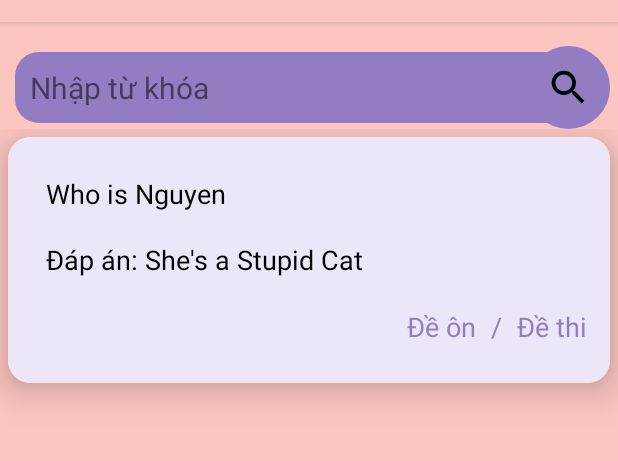
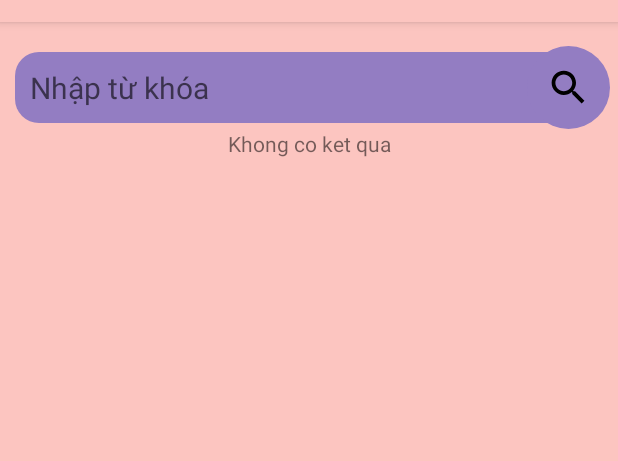
Before and after one commit to binhpt310/DACN-Mobile, an Android app: the screen it shows after launch (search_question), on a phone screen of 412 x 824 dp, the part 62-523 px from its top. Run offline under Robolectric (Android 15) with nearby library versions, the phone set to English and light mode, and no system bars.

Commit message:
Search layout and adapter for load list item

```diff
--- a/app/src/main/AndroidManifest.xml
+++ b/app/src/main/AndroidManifest.xml
@@ -91,7 +91,7 @@
             android:name=".dangnhap.Logo_screen"
             android:exported="true"/>
         <activity
-            android:name=".cauhoi.search_question"
+            android:name=".search.search_question"
             android:exported="true">
             <intent-filter>
                 <action android:name="android.intent.action.MAIN" />
--- a/app/src/main/java/com/example/dacn/RetrofitInterface.java
+++ b/app/src/main/java/com/example/dacn/RetrofitInterface.java
@@ -1,6 +1,4 @@
 package com.example.dacn;
-
-import android.database.Observable;
 
 import com.example.dacn.Bo_de_thi.BoDe;
 import com.example.dacn.cauhoi.CauHoiTracNghiem;
@@ -14,7 +12,6 @@ import java.util.List;
 
 import okhttp3.MultipartBody;
 import okhttp3.RequestBody;
-import okhttp3.ResponseBody;
 import retrofit2.Call;
 import retrofit2.Retrofit;
 import retrofit2.converter.gson.GsonConverterFactory;
@@ -68,5 +65,4 @@ public interface RetrofitInterface {
     @POST("/ques")
     Call<List<NdungCardModel>> getNdung(@Body HashMap<String, String> map);
 
-
 }
--- a/app/src/main/java/com/example/dacn/cauhoi/SearchAdapter.java
+++ b/app/src/main/java/com/example/dacn/search/SearchAdapter.java
@@ -1,4 +1,4 @@
-package com.example.dacn.cauhoi;
+package com.example.dacn.search;
 
 import android.content.Context;
 import android.view.LayoutInflater;
--- a/app/src/main/java/com/example/dacn/cauhoi/search_question.java
+++ b/app/src/main/java/com/example/dacn/search/search_question.java
@@ -1,7 +1,8 @@
-package com.example.dacn.cauhoi;
+package com.example.dacn.search;
 
 import android.os.Bundle;
 import android.view.View;
+import android.widget.ImageView;
 import android.widget.TextView;
 
 import androidx.appcompat.app.AppCompatActivity;
@@ -14,18 +15,34 @@ import java.util.ArrayList;
 
 public class search_question extends AppCompatActivity {
 
+    private ArrayList<CardModelDataSearch> searchModelArrayList = new ArrayList<CardModelDataSearch>();
+    String tenmon, keyword;
+    ImageView btn_search;
+
+
     @Override
     protected void onCreate(Bundle savedInstanceState) {
         super.onCreate(savedInstanceState);
         setContentView(R.layout.activity_searchquestion);
+
+        loadListData();
+
+        btn_search = findViewById(R.id.search_button);
+
+        btn_search.setOnClickListener(new View.OnClickListener() {
+            @Override
+            public void onClick(View view) {
+                // TODO: change list data for call api
+
+                // Load data to search list again
+                loadListData();
+            }
+        });
+    }
+
+    public void loadListData(){
         RecyclerView recyclerView = findViewById(R.id.searchList);
         TextView nullText = findViewById(R.id.search_nulltext);
-
-        ///// Can be modified by call api to get list data
-        ArrayList<CardModelDataSearch> searchModelArrayList = new ArrayList<CardModelDataSearch>();
-        searchModelArrayList.add(new CardModelDataSearch("Who is Nguyen", "She's a Stupid Cat"));
-        ////
-
         // we are initializing our adapter class and passing our arraylist to it.
         SearchAdapter courseAdapter = new SearchAdapter(this, searchModelArrayList);
 
@@ -37,7 +54,7 @@ public class search_question extends AppCompatActivity {
         recyclerView.setLayoutManager(linearLayoutManager);
         recyclerView.setAdapter(courseAdapter);
 
-        if(searchModelArrayList.size() == 0){
+        if(searchModelArrayList.size() == 0) {
             nullText.setVisibility(View.VISIBLE);
             nullText.setText("Khong co ket qua");
             recyclerView.setVisibility(View.GONE);
--- /dev/null
+++ b/app/src/main/res/layout/activity_searchcode.xml
@@ -0,0 +1,5 @@
+<?xml version="1.0" encoding="utf-8"?>
+<androidx.constraintlayout.widget.ConstraintLayout xmlns:android="http://schemas.android.com/apk/res/android"
+    xmlns:tools="http://schemas.android.com/tools"
+    android:layout_width="match_parent"
+    android:layout_height="match_parent"/>
--- a/app/src/main/res/layout/activity_searchquestion.xml
+++ b/app/src/main/res/layout/activity_searchquestion.xml
@@ -6,14 +6,15 @@
     android:layout_height="match_parent"
     android:background="@color/hong"
     android:orientation="vertical"
-    tools:context=".cauhoi.search_question">
+    tools:context=".search.search_question">
 
     <androidx.constraintlayout.widget.ConstraintLayout
         android:layout_width="match_parent"
         android:layout_height="wrap_content">
 
-        <TextView
-            android:id="@+id/textView6"
+        <com.google.android.material.textfield.TextInputEditText
+
+            android:id="@+id/txtsearch_key"
             android:layout_width="match_parent"
             android:layout_height="wrap_content"
             android:layout_marginStart="10dp"
@@ -21,8 +22,9 @@
             android:layout_marginEnd="15dp"
             android:background="@drawable/searchview_backgound"
             android:padding="10dp"
-            android:text="Nhập từ khóa"
+            android:hint="Nhập từ khóa"
             android:textSize="20sp"
+            android:clickable="true"
             app:layout_constraintEnd_toEndOf="parent"
             app:layout_constraintStart_toStartOf="parent"
             app:layout_constraintTop_toTopOf="parent" />
@@ -34,29 +36,39 @@
             android:layout_marginEnd="-10dp"
             android:background="@drawable/hinh_tron2"
             android:gravity="center"
-            app:layout_constraintBottom_toBottomOf="@+id/textView6"
-            app:layout_constraintEnd_toEndOf="@+id/textView6"
-            app:layout_constraintTop_toTopOf="@+id/textView6">
+            app:layout_constraintBottom_toBottomOf="@+id/txtsearch_key"
+            app:layout_constraintEnd_toEndOf="@+id/txtsearch_key"
+            app:layout_constraintTop_toTopOf="@+id/txtsearch_key">
 
             <ImageView
+                android:id="@+id/search_button"
                 android:layout_width="30dp"
                 android:layout_height="30dp"
+                android:clickable="true"
                 android:src="@drawable/ic_baseline_search" />
         </LinearLayout>
     </androidx.constraintlayout.widget.ConstraintLayout>
 
-    <androidx.recyclerview.widget.RecyclerView
-        android:id="@+id/searchList"
+    <androidx.constraintlayout.widget.ConstraintLayout
         android:layout_width="match_parent"
-        android:layout_height="match_parent" />
+        android:layout_height="match_parent">
 
-    <TextView
-        android:id="@+id/search_nulltext"
-        android:layout_width="match_parent"
-        android:layout_height="wrap_content"
-        android:gravity="center"
-        android:layout_marginTop="20dp"
-        android:visibility="gone">
+        <TextView
+            android:id="@+id/search_nulltext"
+            android:layout_width="match_parent"
+            android:layout_height="wrap_content"
+            android:gravity="center"
+            android:visibility="gone"
+            app:layout_constraintStart_toStartOf="parent"
+            app:layout_constraintTop_toTopOf="parent"
+            app:layout_constraintEnd_toEndOf="parent"></TextView>
 
-    </TextView>
+        <androidx.recyclerview.widget.RecyclerView
+            android:id="@+id/searchList"
+            android:layout_width="match_parent"
+            android:layout_height="603dp"
+            app:layout_constraintBottom_toBottomOf="parent"
+            app:layout_constraintTop_toTopOf="parent"
+            tools:layout_editor_absoluteX="0dp" />
+    </androidx.constraintlayout.widget.ConstraintLayout>
 </LinearLayout>
--- a/app/src/main/res/layout/cardview_datasearch.xml
+++ b/app/src/main/res/layout/cardview_datasearch.xml
@@ -9,10 +9,10 @@
 
     <LinearLayout
         android:layout_width="match_parent"
-        android:layout_height="wrap_content"
+        android:layout_height="match_parent"
+        android:background="@color/timmongmo"
         android:gravity="center_vertical"
         android:orientation="vertical"
-        android:background="@color/timmongmo"
         android:padding="15dp">
 
         <TextView
@@ -40,11 +40,10 @@
         <LinearLayout
             android:layout_width="match_parent"
             android:layout_height="wrap_content"
-            android:orientation="horizontal"
             android:layout_marginStart="10dp"
             android:layout_marginTop="10dp"
             android:gravity="right"
-            >
+            android:orientation="horizontal">
 
             <TextView
                 android:id="@+id/listcode_search_1"
```
Also changed, not shown: app/src/main/java/com/example/dacn/Bo_de_thi/bo_de_thi.java (+23 -2 lines), app/src/main/java/com/example/dacn/search/CardModelDataSearch.java (renamed from app/src/main/java/com/example/dacn/cauhoi/CardModelDataSearch.java, +21 -2 lines).
